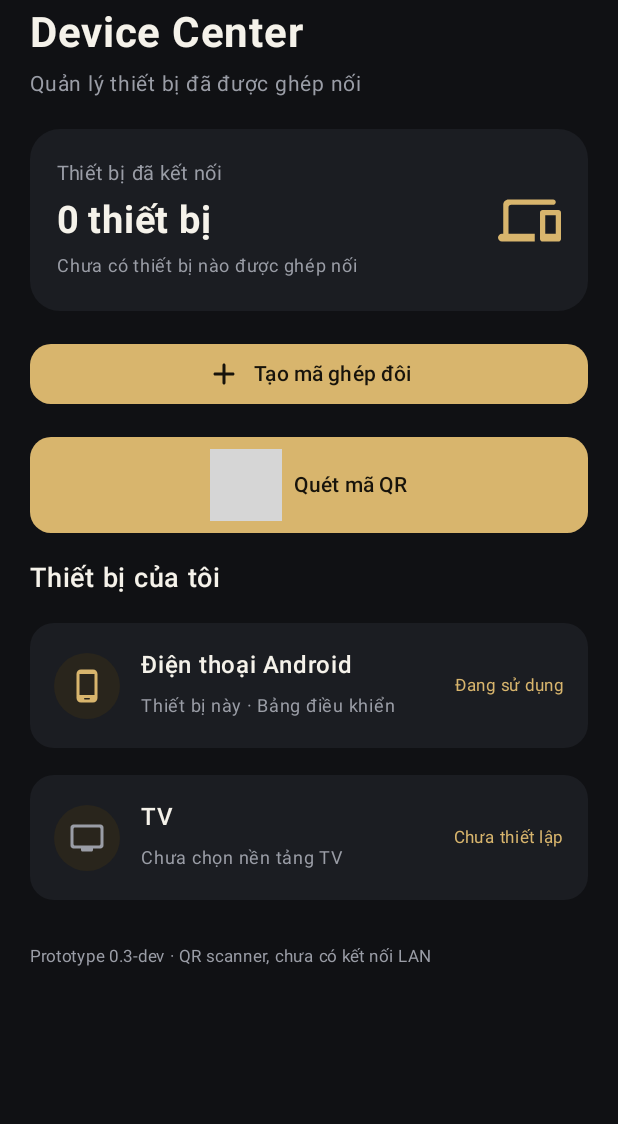
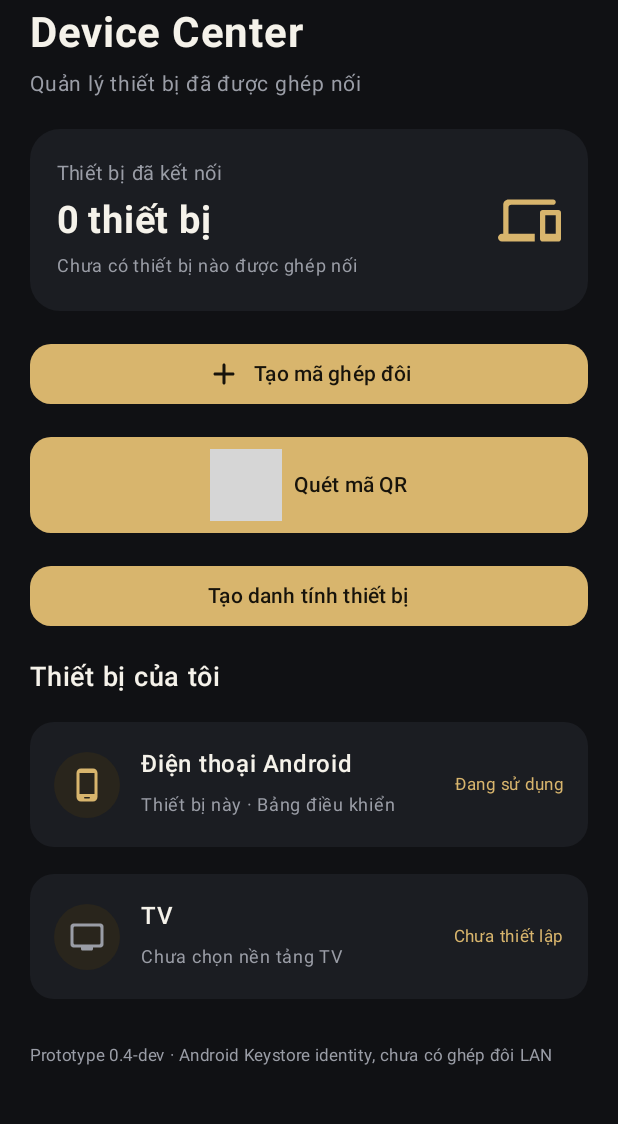
Before and after one commit to dea78799-dotcom/SYNTRA-Ecosystem, an Android app built with Jetpack Compose: the screen it shows after launch (MainActivity), on a phone screen of 412 x 824 dp, the part 72-1196 px from its top. Run offline under Robolectric (Android 15) with nearby library versions, the phone set to English and light mode, and no system bars; libraries missing offline, so code that uses them is left out: com.google.mlkit.vision; 1 statement that could not run was skipped; grey boxes are pictures that could not be loaded.

Commit message:
Expose local Android Keystore identity in NEXUS

```diff
--- a/projects/syntra-nexus/app/src/main/java/com/syntra/nexus/MainActivity.kt
+++ b/projects/syntra-nexus/app/src/main/java/com/syntra/nexus/MainActivity.kt
@@ -84,6 +84,7 @@ private fun NexusDashboard() {
     var qrBitmap by remember { mutableStateOf<Bitmap?>(null) }
     var pairingError by remember { mutableStateOf<String?>(null) }
     var scannedInvitation by remember { mutableStateOf<ParsedPairingInvitation?>(null) }
+    var deviceIdentity by remember { mutableStateOf<DeviceIdentityStore.DeviceIdentity?>(null) }
     val context = LocalContext.current
 
     Surface(
@@ -199,6 +200,23 @@ private fun NexusDashboard() {
             }
 
             item {
+                Button(
+                    onClick = {
+                        try {
+                            deviceIdentity = DeviceIdentityStore().getOrCreateIdentity()
+                            pairingError = null
+                        } catch (_: Exception) {
+                            pairingError = "Không thể tạo danh tính bảo mật trên thiết bị này."
+                        }
+                    },
+                    modifier = Modifier.fillMaxWidth(),
+                    shape = RoundedCornerShape(14.dp)
+                ) {
+                    Text("Tạo danh tính thiết bị")
+                }
+            }
+
+            item {
                 Text(
                     text = "Thiết bị của tôi",
                     fontSize = 18.sp,
@@ -226,7 +244,7 @@ private fun NexusDashboard() {
 
             item {
                 Text(
-                    text = "Prototype 0.3-dev · QR scanner, chưa có kết nối LAN",
+                    text = "Prototype 0.4-dev · Android Keystore identity, chưa có ghép đôi LAN",
                     color = NexusMuted,
                     fontSize = 11.sp,
                     modifier = Modifier.padding(top = 8.dp, bottom = 12.dp)
@@ -242,6 +260,28 @@ private fun NexusDashboard() {
             text = { Text(message) },
             confirmButton = {
                 TextButton(onClick = { pairingError = null }) { Text("Đóng") }
+            }
+        )
+    }
+
+    deviceIdentity?.let { identity ->
+        AlertDialog(
+            onDismissRequest = { deviceIdentity = null },
+            title = { Text("Danh tính thiết bị") },
+            text = {
+                Column(verticalArrangement = Arrangement.spacedBy(8.dp)) {
+                    Text("Khóa riêng đã được tạo trong Android Keystore và không được xuất ra ngoài.")
+                    Text("SHA-256 fingerprint:", color = NexusMuted, fontSize = 12.sp)
+                    Text(identity.fingerprint.chunked(4).joinToString(" "), color = NexusGold, fontSize = 12.sp)
+                    Text(
+                        "Đây chỉ là danh tính cục bộ. Chưa xác thực thiết bị khác, chưa ghép đôi và chưa có kết nối.",
+                        color = NexusMuted,
+                        fontSize = 12.sp
+                    )
+                }
+            },
+            confirmButton = {
+                TextButton(onClick = { deviceIdentity = null }) { Text("Đóng") }
             }
         )
     }
```
